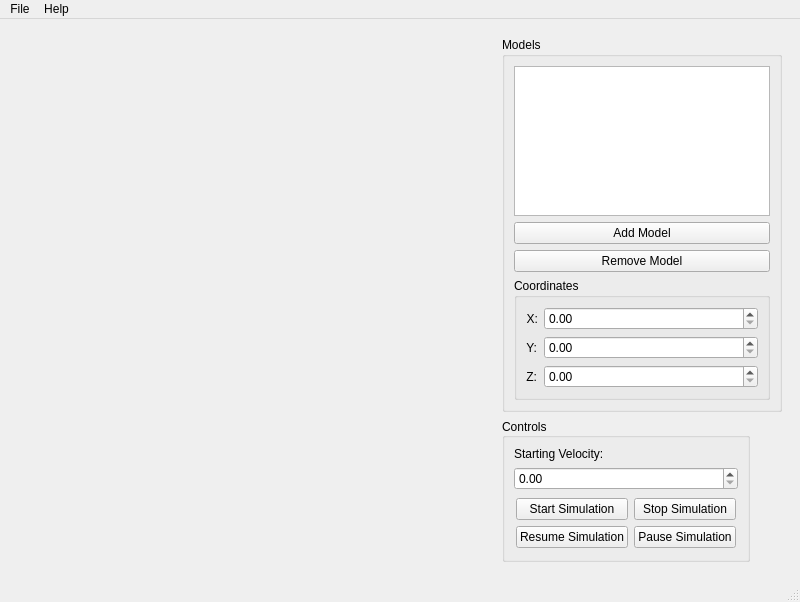
Before: the Qt Designer form LabEngine/MainWindow.ui in FrostByteGER/ComputerGraphics, drawn with Qt 5.
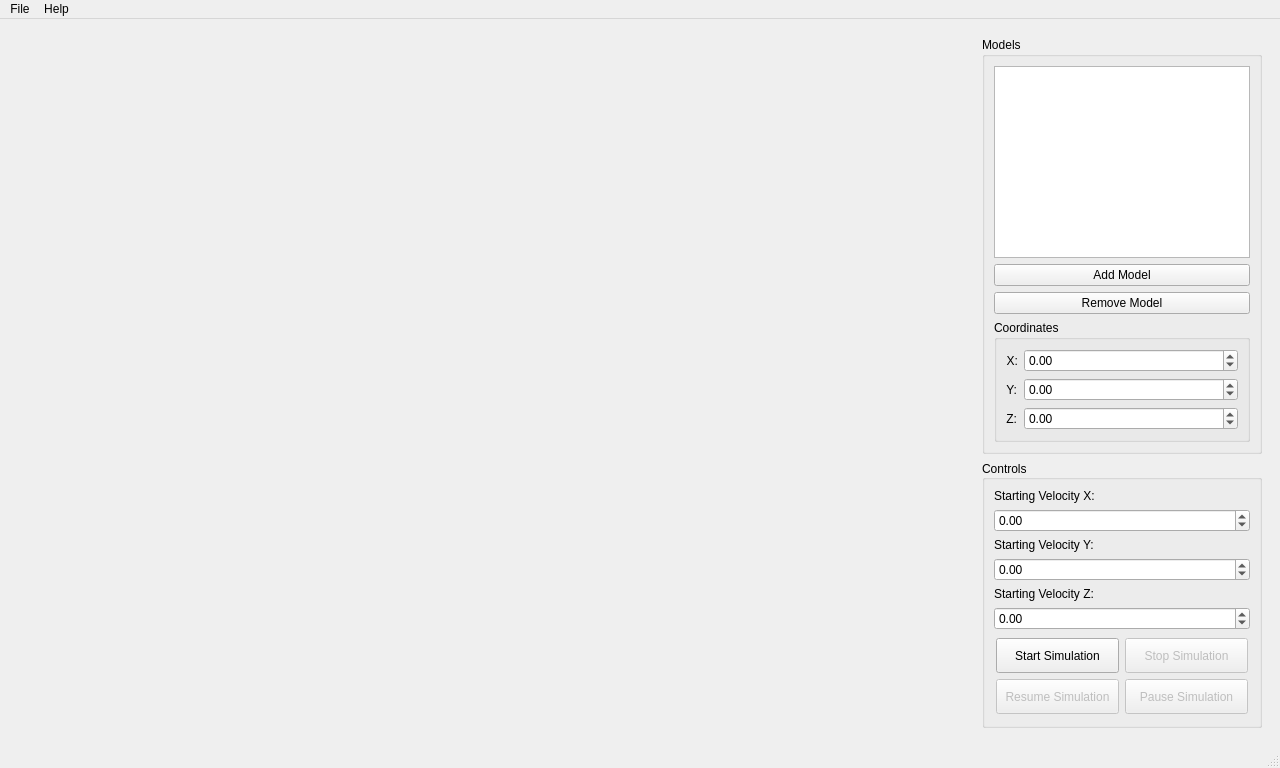
After: the same form once the commit is applied. Custom widgets are drawn as their Qt base class.

What changed in the file:
```diff
--- a/LabEngine/MainWindow.ui
+++ b/LabEngine/MainWindow.ui
@@ -6,8 +6,8 @@
    <rect>
     <x>0</x>
     <y>0</y>
-    <width>800</width>
-    <height>602</height>
+    <width>1280</width>
+    <height>768</height>
    </rect>
   </property>
   <property name="windowTitle">
@@ -102,13 +102,34 @@
               </widget>
              </item>
              <item row="0" column="1">
-              <widget class="QDoubleSpinBox" name="XspnBox"/>
+              <widget class="QDoubleSpinBox" name="XspnBox">
+               <property name="minimum">
+                <double>-1000.000000000000000</double>
+               </property>
+               <property name="maximum">
+                <double>1000.000000000000000</double>
+               </property>
+              </widget>
              </item>
              <item row="1" column="1">
-              <widget class="QDoubleSpinBox" name="YspnBox"/>
+              <widget class="QDoubleSpinBox" name="YspnBox">
+               <property name="minimum">
+                <double>-1000.000000000000000</double>
+               </property>
+               <property name="maximum">
+                <double>1000.000000000000000</double>
+               </property>
+              </widget>
              </item>
              <item row="2" column="1">
-              <widget class="QDoubleSpinBox" name="ZspnBox"/>
+              <widget class="QDoubleSpinBox" name="ZspnBox">
+               <property name="minimum">
+                <double>-1000.000000000000000</double>
+               </property>
+               <property name="maximum">
+                <double>1000.000000000000000</double>
+               </property>
+              </widget>
              </item>
             </layout>
            </widget>
@@ -122,7 +143,7 @@
           <bool>true</bool>
          </property>
          <property name="sizePolicy">
-          <sizepolicy hsizetype="Fixed" vsizetype="Fixed">
+          <sizepolicy hsizetype="Preferred" vsizetype="Preferred">
            <horstretch>0</horstretch>
            <verstretch>0</verstretch>
           </sizepolicy>
@@ -137,7 +158,7 @@
           <item>
            <widget class="QLabel" name="label">
             <property name="text">
-             <string>Starting Velocity:</string>
+             <string>Starting Velocity X:</string>
             </property>
             <property name="scaledContents">
              <bool>false</bool>
@@ -145,7 +166,45 @@
            </widget>
           </item>
           <item>
-           <widget class="QDoubleSpinBox" name="VelocityDoubleSpinBox"/>
+           <widget class="QDoubleSpinBox" name="VelocityXSpinBox">
+            <property name="minimum">
+             <double>-1000.000000000000000</double>
+            </property>
+            <property name="maximum">
+             <double>10000.000000000000000</double>
+            </property>
+           </widget>
+          </item>
+          <item>
+           <widget class="QLabel" name="label_2">
+            <property name="text">
+             <string>Starting Velocity Y:</string>
+            </property>
+           </widget>
+          </item>
+          <item>
+           <widget class="QDoubleSpinBox" name="VelocityYSpinBox">
+            <property name="minimum">
+             <double>-99.000000000000000</double>
+            </property>
+            <property name="maximum">
+             <double>99.000000000000000</double>
+            </property>
+           </widget>
+          </item>
+          <item>
+           <widget class="QLabel" name="label_3">
+            <property name="text">
+             <string>Starting Velocity Z:</string>
+            </property>
+           </widget>
+          </item>
+          <item>
+           <widget class="QDoubleSpinBox" name="VelocityZSpinBox">
+            <property name="minimum">
+             <double>-99.000000000000000</double>
+            </property>
+           </widget>
           </item>
           <item>
            <widget class="QWidget" name="physicsWidget" native="true">
@@ -170,6 +229,9 @@
              </property>
              <item row="2" column="0">
               <widget class="QPushButton" name="ResumePhysicsBtn">
+               <property name="enabled">
+                <bool>false</bool>
+               </property>
                <property name="sizePolicy">
                 <sizepolicy hsizetype="Preferred" vsizetype="Preferred">
                  <horstretch>0</horstretch>
@@ -183,6 +245,9 @@
              </item>
              <item row="2" column="1">
               <widget class="QPushButton" name="PausePhysicsBtn">
+               <property name="enabled">
+                <bool>false</bool>
+               </property>
                <property name="sizePolicy">
                 <sizepolicy hsizetype="Preferred" vsizetype="Preferred">
                  <horstretch>0</horstretch>
@@ -221,6 +286,9 @@
              </item>
              <item row="1" column="1">
               <widget class="QPushButton" name="StopPhysicsBtn">
+               <property name="enabled">
+                <bool>false</bool>
+               </property>
                <property name="sizePolicy">
                 <sizepolicy hsizetype="Preferred" vsizetype="Preferred">
                  <horstretch>0</horstretch>
@@ -233,6 +301,12 @@
                <property name="text">
                 <string>Stop Simulation</string>
                </property>
+               <property name="checkable">
+                <bool>false</bool>
+               </property>
+               <property name="default">
+                <bool>false</bool>
+               </property>
               </widget>
              </item>
             </layout>
@@ -265,7 +339,7 @@
     <rect>
      <x>0</x>
      <y>0</y>
-     <width>800</width>
+     <width>1280</width>
      <height>21</height>
     </rect>
    </property>
```
Left out of the diff: 2 changed lines with no effect on the pictures.
